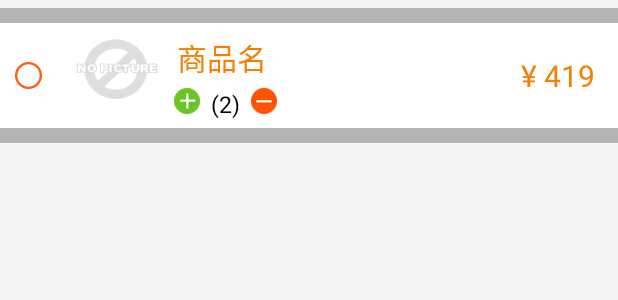
After one commit to WenYong1994/fulicenter, an Android app: the layout cart_item.xml on its own in the app's theme, with its tools: preview values and no code run, on a phone screen of 412 x 824 dp. The commit adds this screen. Shown: the top 300 px of the screen. Run offline under Robolectric (Android 15) with nearby library versions, the phone set to English and light mode, and no system bars.

Commit message:
“修改购物车的小bug
:

git commit -m “修改购物车的小bug

```diff
--- /dev/null
+++ b/app/src/main/res/layout/cart_item.xml
@@ -0,0 +1,86 @@
+<?xml version="1.0" encoding="utf-8"?>
+<RelativeLayout xmlns:android="http://schemas.android.com/apk/res/android"
+    android:layout_width="match_parent"
+    android:background="#b4b4b4"
+    android:layout_marginBottom="10dp"
+    android:layout_marginTop="5dp"
+    android:layout_height="90dp">
+    <RelativeLayout
+        android:background="#fff"
+        android:layout_centerVertical="true"
+        android:layout_width="match_parent"
+        android:layout_height="70dp">
+        <ImageView
+            android:id="@+id/m_Cart_Check"
+            android:layout_width="wrap_content"
+            android:layout_height="wrap_content"
+            android:src="@mipmap/checkbox_normal"
+            android:layout_centerVertical="true"
+            android:layout_marginLeft="10dp"
+            />
+        <ImageView
+            android:layout_centerVertical="true"
+            android:id="@+id/m_Cart_Iv"
+            android:layout_marginLeft="20dp"
+            android:layout_toRightOf="@id/m_Cart_Check"
+            android:layout_width="60dp"
+            android:layout_height="60dp"
+            android:scaleType="fitXY"
+            android:src="@drawable/nopic"
+            />
+        <TextView
+            android:id="@+id/m_Cart_Goods_Name"
+            android:layout_width="wrap_content"
+            android:layout_height="wrap_content"
+            android:textColor="#f57f00"
+            android:text="商品名"
+            android:textSize="20dp"
+            android:layout_toRightOf="@id/m_Cart_Iv"
+            android:layout_marginLeft="10dp"
+            android:layout_marginTop="8dp"
+            />
+        <ImageView
+            android:layout_marginTop="5dp"
+            android:id="@+id/m_Cart_Add"
+            android:layout_width="wrap_content"
+            android:layout_height="wrap_content"
+            android:layout_toRightOf="@id/m_Cart_Iv"
+            android:src="@mipmap/add_cart"
+            android:layout_below="@id/m_Cart_Goods_Name"
+            android:layout_marginLeft="8dp"
+            />
+        <TextView
+            android:id="@+id/m_Cart_Goods_Count"
+            android:layout_width="wrap_content"
+            android:layout_height="wrap_content"
+            android:text="(2)"
+            android:textSize="15dp"
+            android:textColor="#000000"
+            android:layout_toRightOf="@id/m_Cart_Add"
+            android:layout_marginTop="5dp"
+            android:layout_below="@id/m_Cart_Goods_Name"
+            android:layout_marginLeft="7dp"
+            />
+        <ImageView
+            android:layout_marginTop="5dp"
+            android:id="@+id/m_Cart_Cut"
+            android:layout_width="wrap_content"
+            android:layout_height="wrap_content"
+            android:layout_toRightOf="@id/m_Cart_Goods_Count"
+            android:src="@mipmap/del_cart"
+            android:layout_below="@id/m_Cart_Goods_Name"
+            android:layout_marginLeft="7dp"
+            />
+        <TextView
+            android:id="@+id/m_Cart_Privice"
+            android:layout_width="wrap_content"
+            android:layout_height="wrap_content"
+            android:text="¥ 419"
+            android:textColor="#f57f00"
+            android:textSize="20dp"
+            android:layout_centerVertical="true"
+            android:layout_alignParentRight="true"
+            android:layout_marginRight="15dp"
+            />
+    </RelativeLayout>
+</RelativeLayout>
```
Also changed, not shown: app/src/main/java/cn/ucai/fulicenter/activity/GoodsDetailsActivity.java (+18 -6 lines), app/src/main/java/cn/ucai/fulicenter/activity/MainActivity.java (+13 -8 lines), app/src/main/java/cn/ucai/fulicenter/fragment/CartFragment.java (added, +231 -0 lines), app/src/main/res/layout/fragment_cart.xml (added, +76 -0 lines).
